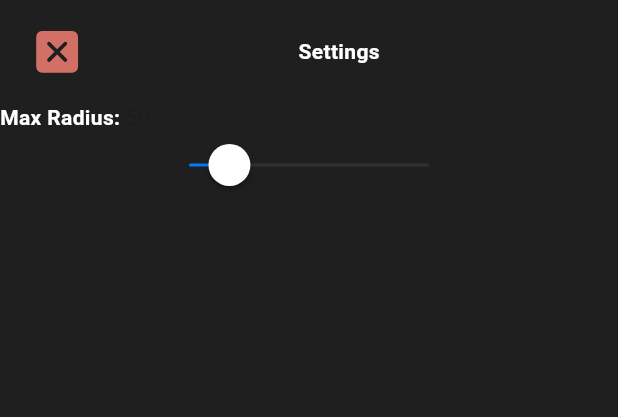
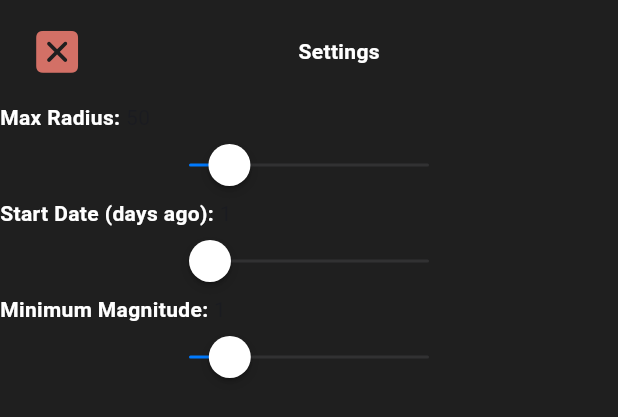
Before and after one commit to alphamonkey/Flutter-USGS-EarthQuakes, a Flutter app: the SettingsView widget shown alone on an empty page, opened directly, on a phone screen of 412 x 824 dp. Shown: the top 417 px of the screen. Run offline on Flutter 3.47's test engine with Material 3 defaults, Android fonts, the phone set to English and light mode, and no system bars; our stand-ins replace geolocator, google_maps_flutter, native_shared_preferences; missing offline and left inert: a package.

Commit message:
Settings view functional, needs decoration / styling

```diff
--- a/lib/settingsview.dart
+++ b/lib/settingsview.dart
@@ -4,10 +4,12 @@ import './topbar.dart';
 import './colors.dart';
 import './settings.dart';
 import './featurepropertyview.dart';
+
 class SettingsView extends StatefulWidget {
   final Function()? onSettingsChange;
   @override
-  State<SettingsView> createState() => _SettingsViewState(onSettingsChange: onSettingsChange);
+  State<SettingsView> createState() =>
+      _SettingsViewState(onSettingsChange: onSettingsChange);
 
   const SettingsView({
     super.key,
@@ -17,6 +19,9 @@ class SettingsView extends StatefulWidget {
 
 class _SettingsViewState extends State<SettingsView> {
   double _radiusValue = 1.0;
+  double _daysValue = 1.0;
+  double _minMag = 1.0;
+
   final Function()? onSettingsChange;
   _SettingsViewState({
     this.onSettingsChange,
@@ -25,30 +30,35 @@ class _SettingsViewState extends State<SettingsView> {
   void initState() {
     super.initState();
     setupSliders();
-
   }
 
   void setupSliders() async {
+    int radVal = await Settings.getInt('maxRadius');
+    int daysVal = await Settings.getInt('daysAgo');
+    double magVal = await Settings.getDouble('minMag');
 
-      int radVal = await Settings.getInt('maxRadius');
     setState(() {
       _radiusValue = radVal.toDouble();
+      _daysValue = daysVal.toDouble();
+      _minMag = magVal;
     });
+  }
 
-
-  }
   @override
-
-
   Widget build(BuildContext context) {
-
     return (SafeArea(
         child: Container(
             decoration: const BoxDecoration(color: ThemeColor.darkGray),
             child: Column(children: [
               TopBar(title: 'Settings'),
-        FeaturePropertyView(property: 'Max Radius', value: _radiusValue.toInt().toString()),
-        CupertinoSlider(value: _radiusValue, min: 1.0, max: 500.0, onChanged: (newVal) {
+              FeaturePropertyView(
+                  property: 'Max Radius',
+                  value: _radiusValue.toInt().toString()),
+              CupertinoSlider(
+                  value: _radiusValue,
+                  min: 1.0,
+                  max: 500.0,
+                  onChanged: (newVal) {
                     setState(() {
                       _radiusValue = newVal;
                     });
@@ -58,12 +68,43 @@ class _SettingsViewState extends State<SettingsView> {
                     if (onSettingsChange != null) {
                       onSettingsChange!();
                     }
-
+                  }),
+              FeaturePropertyView(
+                  property: 'Start Date (days ago)',
+                  value: _daysValue.toInt().toString()),
+              CupertinoSlider(
+                  value: _daysValue,
+                  min: 1.0,
+                  max: 365.0,
+                  onChanged: (newVal) {
+                    setState(() {
+                      _daysValue = newVal;
+                    });
+                  },
+                  onChangeEnd: (value) {
+                    Settings.setInt('daysAgo', value.toInt());
+                    if (onSettingsChange != null) {
+                      onSettingsChange!();
                     }
-        )
-        ]
-
-        ))));
-
+                  }),
+                  FeaturePropertyView(
+                  property: 'Minimum Magnitude',
+                  value: _minMag.toInt().toString()),
+              CupertinoSlider(
+                  value: _minMag,
+                  min: 0.0,
+                  max: 10.0,
+                  onChanged: (newVal) {
+                    setState(() {
+                      _minMag = newVal;
+                    });
+                  },
+                  onChangeEnd: (value) {
+                    Settings.setDouble('minMag', value);
+                    if (onSettingsChange != null) {
+                      onSettingsChange!();
+                    }
+                  })
+            ]))));
   }
 }
```
Lines whose indentation alone changed are shown as unchanged.
